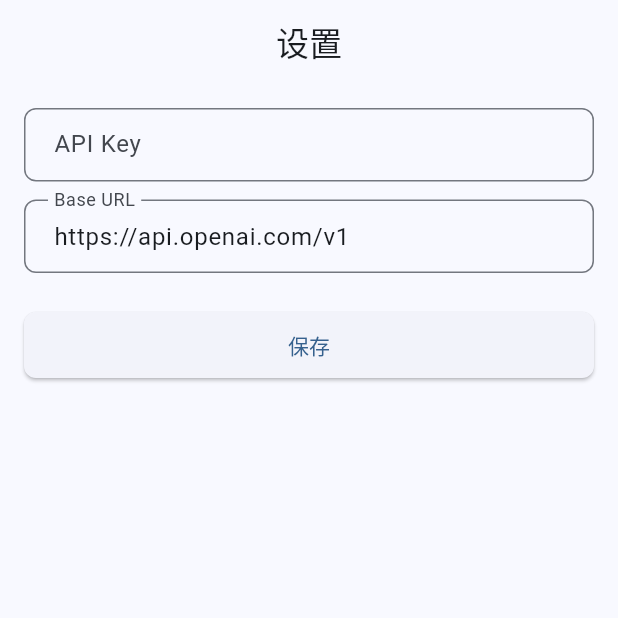
After one commit to carlo-ccc/Aivora-ai, a Flutter app: the SettingsPage screen opened by its route, on a phone screen of 412 x 824 dp, the top half of it. The commit adds this screen. Run offline on Flutter 3.47's test engine with Material 3 defaults, Android fonts, the phone set to English and light mode, and no system bars; our stand-ins replace flutter_riverpod, go_router, shared_preferences; accounts and stored records are empty.

Commit message:
add settings page

```diff
--- a/lib/core/router/app_router.dart
+++ b/lib/core/router/app_router.dart
@@ -4,6 +4,7 @@ import 'package:go_router/go_router.dart';
 import '../../presentation/pages/auth/login_page.dart';
 import '../../presentation/pages/auth/register_page.dart';
 import '../../presentation/pages/chat/chat_page.dart';
+import '../../presentation/pages/settings/settings_page.dart';
 import '../../presentation/providers/auth_provider.dart';
 
 final appRouterProvider = Provider<GoRouter>((ref) {
@@ -35,6 +36,10 @@ final appRouterProvider = Provider<GoRouter>((ref) {
         path: '/chat',
         builder: (context, state) => const ChatPage(),
       ),
+      GoRoute(
+        path: '/settings',
+        builder: (context, state) => const SettingsPage(),
+      ),
     ],
   );
 });
--- /dev/null
+++ b/lib/presentation/pages/settings/settings_page.dart
@@ -0,0 +1,95 @@
+import 'package:flutter/material.dart';
+import 'package:flutter_riverpod/flutter_riverpod.dart';
+import '../../providers/settings_service.dart';
+
+class SettingsPage extends ConsumerStatefulWidget {
+  const SettingsPage({super.key});
+
+  @override
+  ConsumerState<SettingsPage> createState() => _SettingsPageState();
+}
+
+class _SettingsPageState extends ConsumerState<SettingsPage> {
+  final _apiKeyController = TextEditingController();
+  final _baseUrlController = TextEditingController();
+
+  @override
+  void initState() {
+    super.initState();
+    final s = ref.read(settingsProvider);
+    _apiKeyController.text = s.apiKey ?? '';
+    _baseUrlController.text = s.baseUrl;
+    ref.listen<SettingsState>(settingsProvider, (prev, next) {
+      if ((prev?.apiKey ?? '') != (next.apiKey ?? '')) {
+        _apiKeyController.text = next.apiKey ?? '';
+      }
+      if ((prev?.baseUrl ?? '') != (next.baseUrl)) {
+        _baseUrlController.text = next.baseUrl;
+      }
+      if (next.error != null && next.error!.isNotEmpty) {
+        ScaffoldMessenger.of(context).showSnackBar(
+          SnackBar(content: Text(next.error!)),
+        );
+      }
+    });
+  }
+
+  @override
+  void dispose() {
+    _apiKeyController.dispose();
+    _baseUrlController.dispose();
+    super.dispose();
+  }
+
+  Future<void> _save() async {
+    await ref.read(settingsProvider.notifier).save(
+          apiKey: _apiKeyController.text.trim(),
+          baseUrl: _baseUrlController.text.trim(),
+        );
+    if (mounted) Navigator.of(context).pop();
+  }
+
+  @override
+  Widget build(BuildContext context) {
+    final state = ref.watch(settingsProvider);
+    return Scaffold(
+      appBar: AppBar(title: const Text('设置')),
+      body: Padding(
+        padding: const EdgeInsets.all(16),
+        child: Column(
+          children: [
+            TextField(
+              controller: _apiKeyController,
+              decoration: const InputDecoration(
+                labelText: 'API Key',
+                hintText: '例如：sk-xxxx 或 openrouter-xxxx',
+              ),
+            ),
+            const SizedBox(height: 12),
+            TextField(
+              controller: _baseUrlController,
+              decoration: const InputDecoration(
+                labelText: 'Base URL',
+                hintText: '例如：https://api.openai.com/v1',
+              ),
+            ),
+            const SizedBox(height: 24),
+            SizedBox(
+              width: double.infinity,
+              child: ElevatedButton(
+                onPressed: state.isLoading ? null : _save,
+                child: state.isLoading
+                    ? const SizedBox(
+                        width: 20,
+                        height: 20,
+                        child: CircularProgressIndicator(strokeWidth: 2),
+                      )
+                    : const Text('保存'),
+              ),
+            ),
+          ],
+        ),
+      ),
+    );
+  }
+}
```
